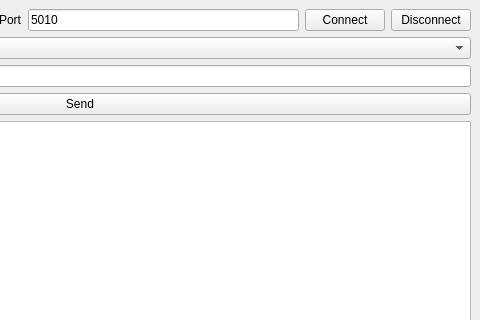
This is ui/mainwindow.ui in CloudInn/fiastestclient as Qt 5 draws it before an edit; both pictures show x 320 to 800 and y 0 to 320 of the 800 by 600 pixel window. The edited form follows.
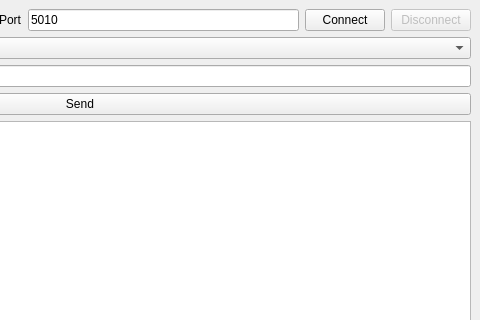
This is the edited form. Icons and pictures are not drawn.

Commit message: Add link records. Pass values to the UI using signals.

```diff
--- a/ui/mainwindow.ui
+++ b/ui/mainwindow.ui
@@ -99,6 +99,9 @@
       </item>
       <item>
        <widget class="QPushButton" name="disconnetPushButton">
+        <property name="enabled">
+         <bool>false</bool>
+        </property>
         <property name="text">
          <string>Disconnect</string>
         </property>
```
Left out of the diff: 6 changed lines with no effect on the pictures. The commit also changes 4 other files.
